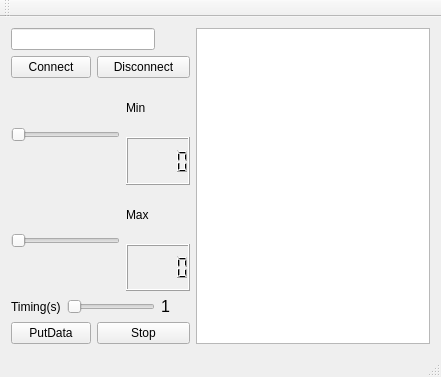
Qt form mainwindow.ui (RobsondCCarneiro/qtsupervisiory) before a commit.
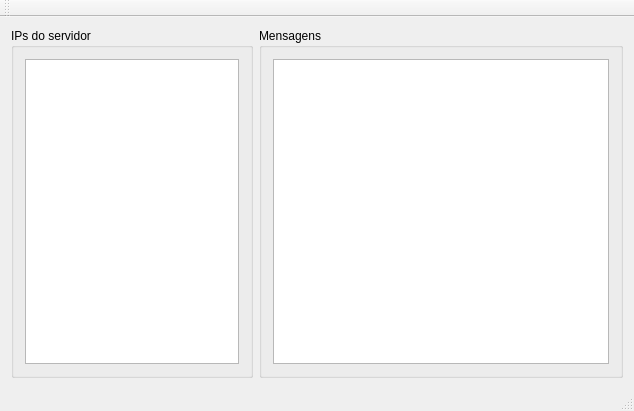
The same form after that commit.

```diff
--- a/mainwindow.ui
+++ b/mainwindow.ui
@@ -6,107 +6,37 @@
    <rect>
     <x>0</x>
     <y>0</y>
-    <width>441</width>
-    <height>377</height>
+    <width>634</width>
+    <height>411</height>
    </rect>
   </property>
   <property name="windowTitle">
    <string>MainWindow</string>
   </property>
   <widget class="QWidget" name="centralWidget">
-   <layout class="QGridLayout" name="gridLayout">
-    <item row="0" column="0" colspan="4">
-     <widget class="QLineEdit" name="lineEdit"/>
-    </item>
-    <item row="0" column="5" rowspan="8">
-     <widget class="QTextBrowser" name="textBrowser"/>
-    </item>
-    <item row="1" column="0" colspan="2">
-     <widget class="QPushButton" name="pushButton_Connect">
-      <property name="text">
-       <string>Connect</string>
+   <layout class="QHBoxLayout" name="horizontalLayout_3" stretch="40,60">
+    <item>
+     <widget class="QGroupBox" name="groupBox">
+      <property name="title">
+       <string>IPs do servidor</string>
       </property>
+      <layout class="QHBoxLayout" name="horizontalLayout">
+       <item>
+        <widget class="QListWidget" name="listWidget"/>
+       </item>
+      </layout>
      </widget>
     </item>
-    <item row="1" column="2" colspan="3">
-     <widget class="QPushButton" name="pushButton_Disconnect">
-      <property name="text">
-       <string>Disconnect</string>
+    <item>
+     <widget class="QGroupBox" name="groupBox_2">
+      <property name="title">
+       <string>Mensagens</string>
       </property>
-     </widget>
-    </item>
-    <item row="2" column="0" rowspan="2" colspan="3">
-     <widget class="QSlider" name="horizontalSlider_Min">
-      <property name="orientation">
-       <enum>Qt::Horizontal</enum>
-      </property>
-     </widget>
-    </item>
-    <item row="2" column="3">
-     <widget class="QLabel" name="label">
-      <property name="text">
-       <string>Min</string>
-      </property>
-     </widget>
-    </item>
-    <item row="3" column="3" colspan="2">
-     <widget class="QLCDNumber" name="lcdNumber_Min"/>
-    </item>
-    <item row="4" column="0" rowspan="2" colspan="3">
-     <widget class="QSlider" name="horizontalSlider_Max">
-      <property name="orientation">
-       <enum>Qt::Horizontal</enum>
-      </property>
-     </widget>
-    </item>
-    <item row="4" column="3">
-     <widget class="QLabel" name="label_2">
-      <property name="text">
-       <string>Max</string>
-      </property>
-     </widget>
-    </item>
-    <item row="5" column="3" colspan="2">
-     <widget class="QLCDNumber" name="lcdNumber_Max"/>
-    </item>
-    <item row="6" column="0">
-     <widget class="QLabel" name="label_3">
-      <property name="text">
-       <string>Timing(s)</string>
-      </property>
-     </widget>
-    </item>
-    <item row="6" column="1" colspan="3">
-     <widget class="QSlider" name="horizontalSlider_3">
-      <property name="orientation">
-       <enum>Qt::Horizontal</enum>
-      </property>
-     </widget>
-    </item>
-    <item row="6" column="4">
-     <widget class="QLabel" name="label_time">
-      <property name="font">
-       <font>
-        <pointsize>12</pointsize>
-       </font>
-      </property>
-      <property name="text">
-       <string>1</string>
-      </property>
-     </widget>
-    </item>
-    <item row="7" column="0" colspan="2">
-     <widget class="QPushButton" name="pushButtonPut">
-      <property name="text">
-       <string>PutData</string>
-      </property>
-     </widget>
-    </item>
-    <item row="7" column="2" colspan="3">
-     <widget class="QPushButton" name="pushButton_Stop">
-      <property name="text">
-       <string>Stop</string>
-      </property>
+      <layout class="QHBoxLayout" name="horizontalLayout_2">
+       <item>
+        <widget class="QTextBrowser" name="textBrowser"/>
+       </item>
+      </layout>
      </widget>
     </item>
    </layout>
```
Left out of the diff: 55 changed lines with no effect on the pictures.
